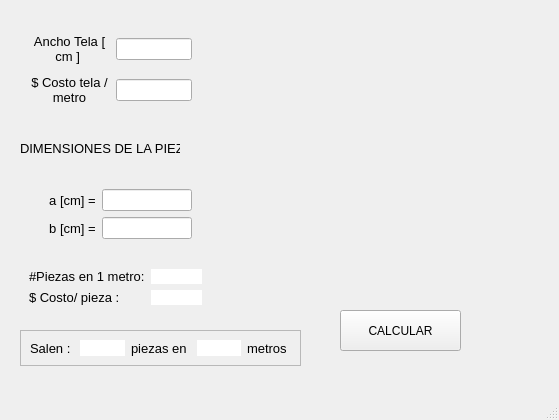
The window that GUI/Mainwindow.ui (HerynJMV/optillin) describes before a commit, drawn with Qt 5.
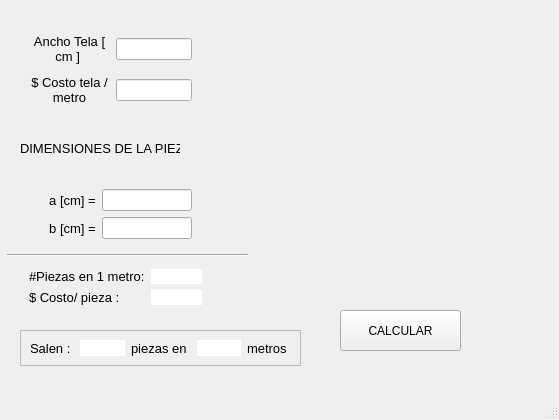
The same window after the commit. Icons and pictures are not drawn.

```diff
--- a/GUI/Mainwindow.ui
+++ b/GUI/Mainwindow.ui
@@ -413,6 +413,19 @@
      </item>
     </layout>
    </widget>
+   <widget class="Line" name="line">
+    <property name="geometry">
+     <rect>
+      <x>7</x>
+      <y>250</y>
+      <width>241</width>
+      <height>10</height>
+     </rect>
+    </property>
+    <property name="orientation">
+     <enum>Qt::Horizontal</enum>
+    </property>
+   </widget>
   </widget>
   <widget class="QMenuBar" name="menubar">
    <property name="geometry">
```
Left out of the diff: 2 changed lines with no effect on the pictures.
